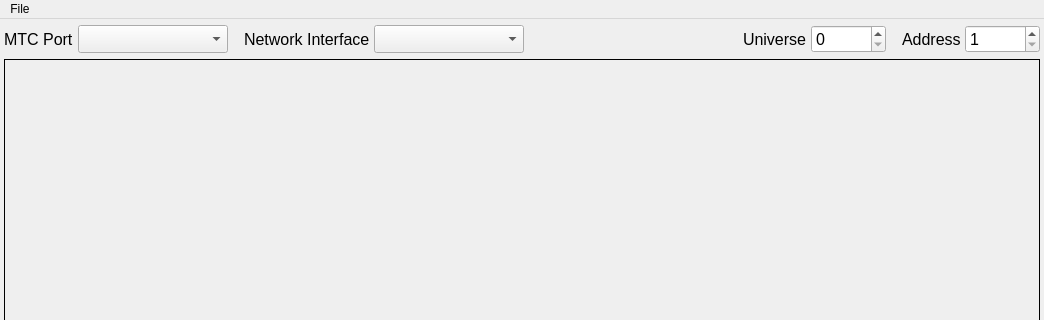
CFXS/MTC-Camera-Controller, file TimecodeCameraController/src/UI/Windows/MainWindow/MainWindow.ui: the form before one commit; both pictures show x 0 to 1044 and y 0 to 320 of the 1044 by 623 pixel window.
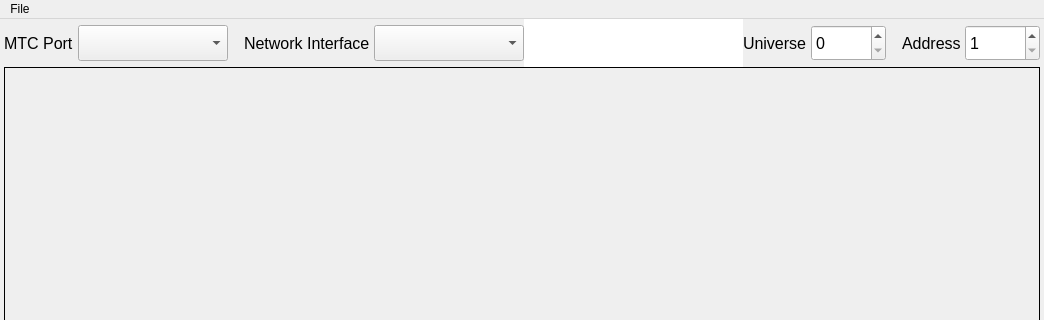
The form after the commit.

Commit message: test mtc label with qgraphicsview

```diff
--- a/TimecodeCameraController/src/UI/Windows/MainWindow/MainWindow.ui
+++ b/TimecodeCameraController/src/UI/Windows/MainWindow/MainWindow.ui
@@ -35,7 +35,7 @@
       <property name="maximumSize">
        <size>
         <width>16777215</width>
-        <height>40</height>
+        <height>48</height>
        </size>
       </property>
       <property name="styleSheet">
@@ -70,6 +70,9 @@
            <pointsize>12</pointsize>
           </font>
          </property>
+         <property name="frameShape">
+          <enum>QFrame::NoFrame</enum>
+         </property>
          <property name="text">
           <string>MTC Port</string>
          </property>
@@ -96,7 +99,7 @@
          <property name="minimumSize">
           <size>
            <width>150</width>
-           <height>28</height>
+           <height>36</height>
           </size>
          </property>
          <property name="font">
@@ -135,6 +138,9 @@
            <pointsize>12</pointsize>
           </font>
          </property>
+         <property name="frameShape">
+          <enum>QFrame::NoFrame</enum>
+         </property>
          <property name="text">
           <string>Network Interface</string>
          </property>
@@ -161,7 +167,7 @@
          <property name="minimumSize">
           <size>
            <width>150</width>
-           <height>28</height>
+           <height>36</height>
           </size>
          </property>
          <property name="font">
@@ -172,20 +178,50 @@
         </widget>
        </item>
        <item>
-        <spacer name="horizontalSpacer_2">
-         <property name="orientation">
-          <enum>Qt::Horizontal</enum>
+        <widget class="QFrame" name="mtc_TimeContainer">
+         <property name="sizePolicy">
+          <sizepolicy hsizetype="Expanding" vsizetype="Preferred">
+           <horstretch>0</horstretch>
+           <verstretch>0</verstretch>
+          </sizepolicy>
          </property>
-         <property name="sizeType">
-          <enum>QSizePolicy::Expanding</enum>
-         </property>
-         <property name="sizeHint" stdset="0">
+         <property name="minimumSize">
           <size>
-           <width>32</width>
-           <height>20</height>
+           <width>0</width>
+           <height>0</height>
           </size>
          </property>
-        </spacer>
+         <property name="frameShape">
+          <enum>QFrame::NoFrame</enum>
+         </property>
+         <property name="frameShadow">
+          <enum>QFrame::Raised</enum>
+         </property>
+         <layout class="QGridLayout" name="gridLayout_2">
+          <property name="leftMargin">
+           <number>0</number>
+          </property>
+          <property name="topMargin">
+           <number>0</number>
+          </property>
+          <property name="rightMargin">
+           <number>0</number>
+          </property>
+          <property name="bottomMargin">
+           <number>0</number>
+          </property>
+          <property name="spacing">
+           <number>0</number>
+          </property>
+          <item row="0" column="0">
+           <widget class="QGraphicsView" name="mtc_GraphicsView">
+            <property name="frameShape">
+             <enum>QFrame::NoFrame</enum>
+            </property>
+           </widget>
+          </item>
+         </layout>
+        </widget>
        </item>
        <item>
         <widget class="QLabel" name="label_3">
@@ -194,6 +230,9 @@
            <pointsize>12</pointsize>
           </font>
          </property>
+         <property name="frameShape">
+          <enum>QFrame::NoFrame</enum>
+         </property>
          <property name="text">
           <string>Universe</string>
          </property>
@@ -220,7 +259,7 @@
          <property name="minimumSize">
           <size>
            <width>75</width>
-           <height>28</height>
+           <height>36</height>
           </size>
          </property>
          <property name="font">
@@ -256,6 +295,9 @@
            <pointsize>12</pointsize>
           </font>
          </property>
+         <property name="frameShape">
+          <enum>QFrame::NoFrame</enum>
+         </property>
          <property name="text">
           <string>Address</string>
          </property>
@@ -282,7 +324,7 @@
          <property name="minimumSize">
           <size>
            <width>75</width>
-           <height>28</height>
+           <height>36</height>
           </size>
          </property>
          <property name="font">
```
The commit also changes 7 other files.
